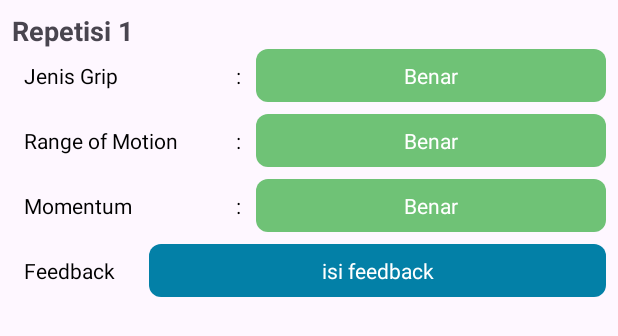
After one commit to johansen08/FormFitAI, an Android app: the layout pull_up_result_item.xml on its own in the app's theme, with its tools: preview values and no code run, on a phone screen of 412 x 824 dp. The commit adds this screen. Shown: the top 336 px of the screen. Run offline under Robolectric (Android 15) with nearby library versions, the phone set to English and light mode, and no system bars.

Commit message:
Update detail feedback pull up

```diff
--- a/Mobile Development/app/src/main/java/com/example/formfit/ui/camera/pullup/PullupCameraActivity.kt
+++ b/Mobile Development/app/src/main/java/com/example/formfit/ui/camera/pullup/PullupCameraActivity.kt
@@ -77,7 +77,7 @@ class PullupCameraActivity : AppCompatActivity(), PoseLandmarkerHelper.Landmarke
     var detailFeedback : MutableList<IntArray> = mutableListOf<IntArray>()
 
     var counterGrip : MutableList<Int> = mutableListOf(0,0,0)
-    var counterROM : MutableList<Int> = mutableListOf(0,0)
+    var counterROM : Int = 0
     var counterMomentum : MutableList<Int> = mutableListOf(0,0)
 
 
@@ -106,6 +106,7 @@ class PullupCameraActivity : AppCompatActivity(), PoseLandmarkerHelper.Landmarke
 
         readMoreButton.setOnClickListener {
             val intent = Intent(this, FeedbackPullupActivity::class.java)
+            intent.putExtra("repetitionResults", detailFeedback.toTypedArray())
             startActivity(intent)
         }
 
@@ -258,11 +259,21 @@ class PullupCameraActivity : AppCompatActivity(), PoseLandmarkerHelper.Landmarke
                         counterGrip[2]++
                     }
 
-                    // ROM COUNTER
-                    if (resultBundle.predictionROM == "Range of Motion : FULL ROM") {
-                        counterROM[0]++
-                    } else if (resultBundle.predictionROM == "Range of Motion : Kurang Naik / Kurang Turun!") {
-                        counterROM[1]++
+
+                    if (isUP) {
+                        if (resultBundle.predictionROM == "Range of Motion : FULL ROM" && currentState == "down") {
+                            counterROM = 1
+                            isUP = false
+                        } else if (resultBundle.predictionROM == "Range of Motion : Kurang Naik / Kurang Turun!" && currentState == "down") {
+                            counterROM = 0
+                        }
+                    } else {
+                        // ROM COUNTER at UP POSITION
+                        if (resultBundle.predictionROM == "Range of Motion : FULL ROM" && currentState == "up") {
+                            isUP = true
+                        } else if (resultBundle.predictionROM == "Range of Motion : Kurang Naik / Kurang Turun!" && currentState == "up") {
+                            counterROM = 0
+                        }
                     }
 
                     // Momentum Counter
@@ -278,7 +289,7 @@ class PullupCameraActivity : AppCompatActivity(), PoseLandmarkerHelper.Landmarke
                     if(stateSequence.size == 4) {
 
                         val idxCounterGrip = counterGrip.indexOf(counterGrip.maxOrNull())
-                        val idxCounterROM = counterROM.indexOf(counterROM.maxOrNull())
+                        val idxCounterROM = counterROM
                         val idxCounterMomentum = counterMomentum.indexOf(counterMomentum.maxOrNull())
                         detailFeedback.add(intArrayOf(idxCounterGrip, idxCounterROM, idxCounterMomentum))
 
--- /dev/null
+++ b/Mobile Development/app/src/main/res/drawable/rounded_orange_background.xml
@@ -0,0 +1,4 @@
+<shape xmlns:android="http://schemas.android.com/apk/res/android">
+    <solid android:color="@color/button" />
+    <corners android:radius="8dp" />
+</shape>
--- /dev/null
+++ b/Mobile Development/app/src/main/res/layout/pull_up_result_item.xml
@@ -0,0 +1,156 @@
+<?xml version="1.0" encoding="utf-8"?>
+<LinearLayout xmlns:android="http://schemas.android.com/apk/res/android"
+    android:layout_width="match_parent"
+    android:layout_height="wrap_content"
+    android:orientation="vertical"
+    android:padding="8dp">
+
+    <TextView
+        android:id="@+id/repetitionTextView"
+        android:layout_width="wrap_content"
+        android:layout_height="wrap_content"
+        android:textStyle="bold"
+        android:textSize="18sp"
+        android:text="Repetisi 1"/>
+
+    <LinearLayout
+        android:layout_width="match_parent"
+        android:layout_height="wrap_content"
+        android:orientation="horizontal">
+
+        <TextView
+            android:id="@+id/gripTextView"
+            android:layout_width="0dp"
+            android:layout_height="wrap_content"
+            android:layout_weight="0.6"
+            android:gravity="left"
+            android:padding="8dp"
+            android:textColor="@android:color/black"
+            android:text="Jenis Grip"/>
+
+        <TextView
+            android:layout_width="0dp"
+            android:layout_height="wrap_content"
+            android:layout_weight="0.1"
+            android:gravity="center"
+            android:padding="8dp"
+            android:textColor="@android:color/black"
+            android:text=":"/>
+
+        <TextView
+            android:id="@+id/gripScoreTextView"
+            android:layout_width="0dp"
+            android:layout_height="wrap_content"
+            android:layout_weight="1"
+            android:background="@drawable/rounded_green_background"
+            android:gravity="center"
+            android:padding="8dp"
+            android:textColor="@android:color/white"
+            android:text="Benar"/>
+    </LinearLayout>
+
+    <LinearLayout
+        android:layout_width="match_parent"
+        android:layout_height="wrap_content"
+        android:orientation="horizontal"
+        android:layout_marginTop="8dp">
+
+        <TextView
+            android:id="@+id/romTextView"
+            android:layout_width="0dp"
+            android:layout_height="wrap_content"
+            android:layout_weight="0.6"
+            android:gravity="left"
+            android:padding="8dp"
+            android:textColor="@android:color/black"
+            android:text="Range of Motion"/>
+
+        <TextView
+            android:layout_width="0dp"
+            android:layout_height="wrap_content"
+            android:layout_weight="0.1"
+            android:gravity="center"
+            android:padding="8dp"
+            android:textColor="@android:color/black"
+            android:text=":"/>
+
+        <TextView
+            android:id="@+id/romScoreTextView"
+            android:layout_width="0dp"
+            android:layout_height="wrap_content"
+            android:layout_weight="1"
+            android:background="@drawable/rounded_green_background"
+            android:gravity="center"
+            android:padding="8dp"
+            android:textColor="@android:color/white"
+            android:text="Benar"/>
+    </LinearLayout>
+
+    <LinearLayout
+        android:layout_width="match_parent"
+        android:layout_height="wrap_content"
+        android:orientation="horizontal"
+        android:layout_marginTop="8dp">
+
+        <TextView
+            android:id="@+id/momentumTextView"
+            android:layout_width="0dp"
+            android:layout_height="wrap_content"
+            android:layout_weight="0.6"
+            android:gravity="left"
+            android:padding="8dp"
+            android:textColor="@android:color/black"
+            android:text="Momentum"/>
+
+        <TextView
+            android:layout_width="0dp"
+            android:layout_height="wrap_content"
+            android:layout_weight="0.1"
+            android:gravity="center"
+            android:padding="8dp"
+            android:textColor="@android:color/black"
+            android:text=":"/>
+
+        <TextView
+            android:id="@+id/momentumScoreTextView"
+            android:layout_width="0dp"
+            android:layout_height="wrap_content"
+            android:layout_weight="1"
+            android:background="@drawable/rounded_green_background"
+            android:gravity="center"
+            android:padding="8dp"
+            android:textColor="@android:color/white"
+            android:text="Benar"/>
+    </LinearLayout>
+
+    <LinearLayout
+        android:layout_width="match_parent"
+        android:layout_height="wrap_content"
+        android:orientation="horizontal"
+        android:layout_marginTop="8dp">
+
+
+        <TextView
+            android:layout_width="0dp"
+            android:layout_height="wrap_content"
+            android:layout_weight="0.3"
+            android:gravity="left"
+            android:padding="8dp"
+            android:textColor="@android:color/black"
+            android:text="Feedback"/>
+
+
+        <TextView
+            android:id="@+id/feedbackTextView"
+            android:layout_width="0dp"
+            android:layout_height="wrap_content"
+            android:layout_weight="1"
+            android:background="@drawable/rounded_blue_background"
+            android:gravity="center"
+            android:padding="8dp"
+            android:textColor="@android:color/white"
+            android:text="isi feedback"/>
+    </LinearLayout>
+
+
+</LinearLayout>
```
Also changed, not shown: Mobile Development/app/src/main/java/com/example/formfit/ui/feedback/FeedbackPullupActivity.kt (+62 -1 lines), Mobile Development/app/src/main/java/com/example/formfit/ui/feedback/ResultsAdapterPullUp.kt (added, +63 -0 lines), Mobile Development/app/src/main/res/layout/activity_feedback_pullup.xml (+58 -39 lines).
